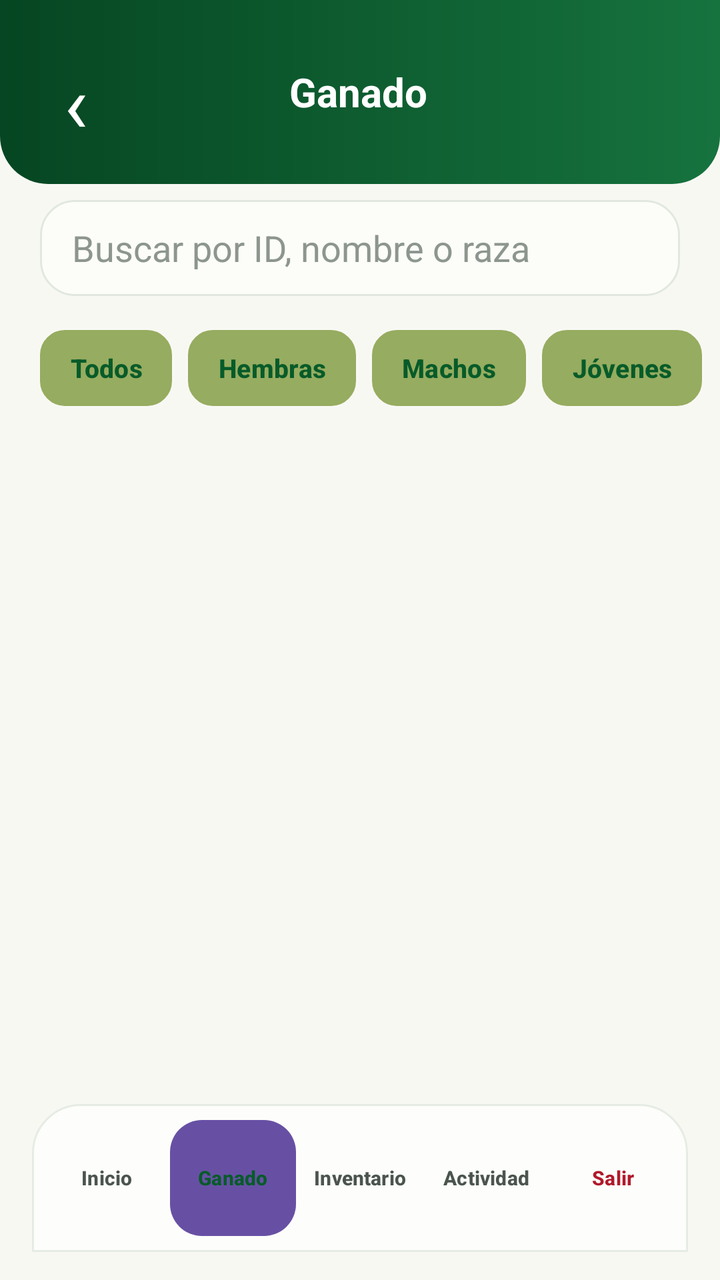
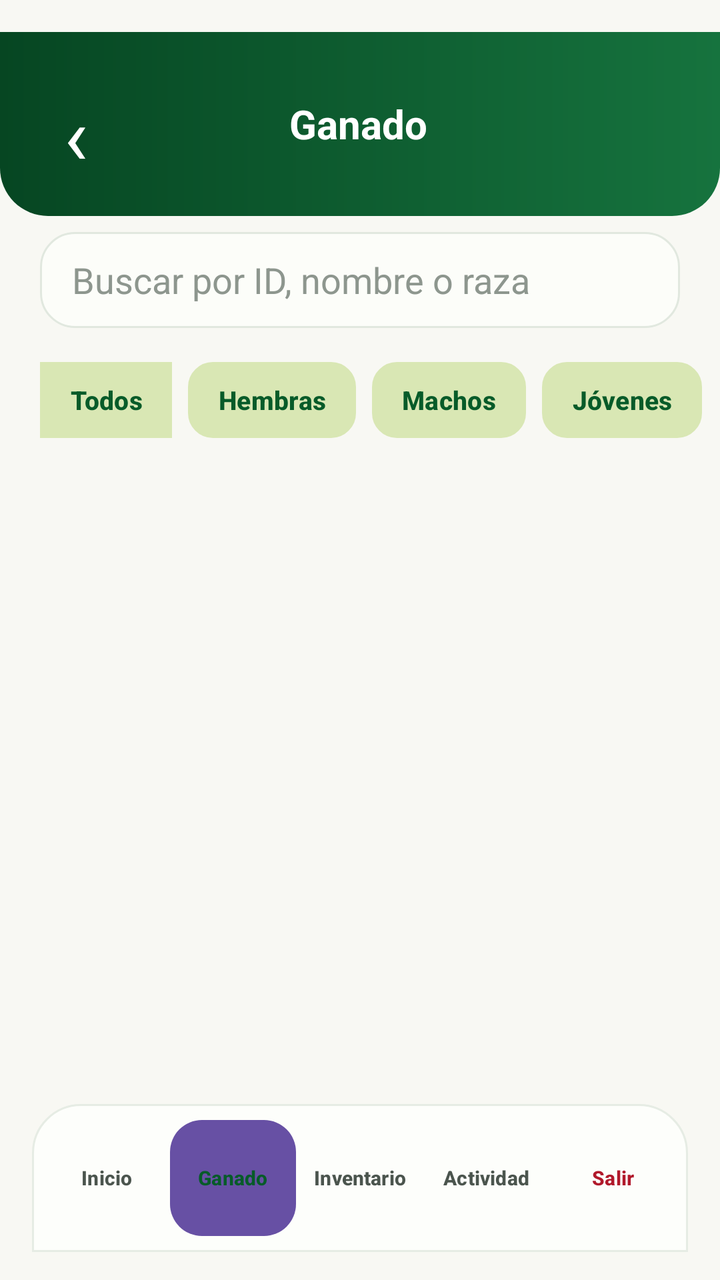

An Android layout rendered at two revisions. The XML below is the earlier revision; the diff shows what the commit changed to produce the second picture.
<!-- AndroidManifest.xml: application theme Theme.Vacuno -->
<!-- res/layout/activity_ganado.xml -->
<?xml version="1.0" encoding="utf-8"?>
<androidx.constraintlayout.widget.ConstraintLayout xmlns:android="http://schemas.android.com/apk/res/android"
    xmlns:app="http://schemas.android.com/apk/res-auto"
    android:layout_width="match_parent" android:layout_height="match_parent" android:background="@color/fondo_premium">

    <LinearLayout
        android:id="@+id/toolbar_ganado"
        android:layout_width="0dp"
        android:layout_height="92dp"
        android:layout_marginBottom="10dp"
        android:background="@drawable/bg_top_bar"
        android:gravity="center_vertical"
        android:orientation="horizontal"
        android:paddingStart="16dp"
        android:paddingEnd="18dp"
        app:layout_constraintBottom_toTopOf="@+id/et_buscar"
        app:layout_constraintEnd_toEndOf="parent"
        app:layout_constraintStart_toStartOf="parent"
        app:layout_constraintTop_toTopOf="parent">

        <TextView
            android:id="@+id/btn_volver"
            android:layout_width="44dp"
            android:layout_height="44dp"
            android:contentDescription="Volver"
            android:gravity="center"
            android:text="‹"
            android:textColor="@color/white"
            android:textSize="40sp" />

        <TextView
            android:layout_width="0dp"
            android:layout_height="wrap_content"
            android:layout_weight="1"
            android:gravity="center"
            android:text="Ganado"
            android:textColor="@color/white"
            android:textSize="20sp"
            android:textStyle="bold" />

        <View
            android:layout_width="44dp"
            android:layout_height="44dp" />
    </LinearLayout>

    <EditText android:id="@+id/et_buscar" android:layout_width="0dp" android:layout_height="48dp" android:layout_marginStart="20dp" android:layout_marginTop="8dp" android:layout_marginEnd="20dp"
        android:background="@drawable/bg_campo_texto" android:hint="Buscar por ID, nombre o raza" android:inputType="text" android:maxLines="1"
        android:paddingStart="16dp" android:paddingEnd="16dp" android:textColor="@color/texto_principal" android:textColorHint="@color/gris_hint"
        app:layout_constraintEnd_toEndOf="parent" app:layout_constraintStart_toStartOf="parent" app:layout_constraintTop_toBottomOf="@id/toolbar_ganado" />

    <HorizontalScrollView android:id="@+id/scroll_filtros" android:layout_width="0dp" android:layout_height="52dp" android:layout_marginTop="10dp" android:scrollbars="none"
        app:layout_constraintEnd_toEndOf="parent" app:layout_constraintStart_toStartOf="parent" app:layout_constraintTop_toBottomOf="@id/et_buscar">
        <LinearLayout android:layout_width="wrap_content" android:layout_height="match_parent" android:gravity="center_vertical" android:orientation="horizontal" android:paddingStart="20dp" android:paddingEnd="20dp">

            <com.google.android.material.button.MaterialButton
                android:id="@+id/btn_todos"
                style="@style/FiltroGanado"
                android:checked="true"
                android:text="Todos"
                app:backgroundTint="#96AC60" />

            <com.google.android.material.button.MaterialButton
                android:id="@+id/btn_hembras"
                style="@style/FiltroGanado"
                android:text="Hembras"
                app:backgroundTint="#96AC60" />

            <com.google.android.material.button.MaterialButton
                android:id="@+id/btn_machos"
                style="@style/FiltroGanado"
                android:text="Machos"
                app:backgroundTint="#96AC60" />

            <com.google.android.material.button.MaterialButton
                android:id="@+id/btn_jovenes"
                style="@style/FiltroGanado"
                android:text="Jóvenes"
                app:backgroundTint="#96AC60" />
        </LinearLayout>
    </HorizontalScrollView>

    <TextView android:id="@+id/tv_sin_resultados" android:layout_width="wrap_content" android:layout_height="wrap_content" android:text="No hay animales que coincidan con la búsqueda."
        android:textColor="@color/texto_secundario" android:textSize="15sp" android:visibility="gone" app:layout_constraintBottom_toBottomOf="parent" app:layout_constraintEnd_toEndOf="parent" app:layout_constraintStart_toStartOf="parent" app:layout_constraintTop_toBottomOf="@id/et_buscar" />

    <androidx.recyclerview.widget.RecyclerView
        android:id="@+id/rv_animales"
        android:layout_width="0dp"
        android:layout_height="0dp"
        android:layout_marginStart="20dp"
        android:layout_marginTop="14dp"
        android:layout_marginEnd="20dp"
        android:clipToPadding="false"
        android:paddingBottom="18dp"
        app:layout_constraintBottom_toTopOf="@id/ll_menu_ganado"
        app:layout_constraintEnd_toEndOf="parent"
        app:layout_constraintHorizontal_bias="0.0"
        app:layout_constraintStart_toStartOf="parent"
        app:layout_constraintTop_toBottomOf="@id/scroll_filtros"
        app:layout_constraintVertical_bias="0.0" />

    <LinearLayout
        android:id="@+id/ll_menu_ganado"
        android:layout_width="0dp"
        android:layout_height="74dp"
        android:layout_marginStart="16dp"
        android:layout_marginEnd="16dp"
        android:layout_marginBottom="14dp"
        android:background="@drawable/bg_bottom_nav_premium"
        android:gravity="center"
        android:orientation="horizontal"
        android:padding="6dp"
        app:layout_constraintBottom_toBottomOf="parent"
        app:layout_constraintEnd_toEndOf="parent"
        app:layout_constraintStart_toStartOf="parent">

        <Button android:id="@+id/btn_inicio" style="@style/BotonMenu" android:text="Inicio" />
        <Button android:id="@+id/btn_menu_ganado" style="@style/BotonMenu" android:background="@drawable/bg_nav_item_active" android:text="Ganado" android:textColor="@color/verde_principal" />
        <Button android:id="@+id/btn_menu_inventario" style="@style/BotonMenu" android:text="Inventario" />
        <Button android:id="@+id/btn_menu_actividad" style="@style/BotonMenu" android:text="Actividad" />
        <Button android:id="@+id/btn_cerrar_sesio" style="@style/BotonMenu" android:text="Salir" android:textColor="@color/rojo_alerta" />
    </LinearLayout>

</androidx.constraintlayout.widget.ConstraintLayout>
<!-- resources referenced by this layout -->
<resources>
  <color name="fondo_premium">#F8F8F3</color>
  <color name="gris_hint">#8D968E</color>
  <color name="rojo_alerta">#B1192B</color>
  <color name="texto_principal">#121713</color>
  <color name="texto_secundario">#4B554E</color>
  <color name="verde_principal">#075B29</color>
  <color name="white">#FFFFFFFF</color>
  <!-- drawable bg_bottom_nav_premium (drawable) -->
  <?xml version="1.0" encoding="utf-8"?>
  <shape xmlns:android="http://schemas.android.com/apk/res/android" android:shape="rectangle">
      <solid android:color="#FDFEFB" />
      <stroke android:width="1dp" android:color="#E6ECE4" />
      <corners android:topLeftRadius="24dp" android:topRightRadius="24dp" />
  </shape>
  <!-- drawable bg_campo_texto (drawable) -->
  <?xml version="1.0" encoding="utf-8"?>
  <shape xmlns:android="http://schemas.android.com/apk/res/android">
      <solid android:color="#FCFDF9" />
      <stroke
          android:width="1dp"
          android:color="@color/borde_suave" />
      <corners android:radius="17dp" />
      <padding
          android:bottom="6dp"
          android:left="10dp"
          android:right="10dp"
          android:top="6dp" />
  </shape>
  <!-- drawable bg_nav_item_active (drawable) -->
  <?xml version="1.0" encoding="utf-8"?>
  <shape xmlns:android="http://schemas.android.com/apk/res/android" android:shape="rectangle">
      <solid android:color="@color/verde_botones" />
      <corners android:radius="16dp" />
  </shape>
  <!-- drawable bg_top_bar (drawable) -->
  <?xml version="1.0" encoding="utf-8"?>
  <shape xmlns:android="http://schemas.android.com/apk/res/android" android:shape="rectangle">
      <gradient android:angle="0" android:startColor="#064622" android:endColor="#16733E" />
      <corners android:bottomLeftRadius="24dp" android:bottomRightRadius="24dp" />
  </shape>
  <style name="BotonMenu">
          <item name="android:layout_width">0dp</item>
          <item name="android:layout_height">58dp</item>
          <item name="android:layout_weight">1</item>
          <item name="android:background">@drawable/bg_nav_item</item>
          <item name="android:minWidth">0dp</item>
          <item name="android:paddingStart">2dp</item>
          <item name="android:paddingEnd">2dp</item>
          <item name="android:textAllCaps">false</item>
          <item name="android:textColor">@color/color_nav_text</item>
          <item name="android:textSize">10sp</item>
          <item name="android:textStyle">bold</item>
      </style>
  <style name="Theme.Vacuno" parent="Base.Theme.Vacuno" />
  <color name="borde_suave">#E1E8DF</color>
  <color name="verde_botones">#96AC60</color>
  <!-- drawable bg_nav_item (drawable) -->
  <?xml version="1.0" encoding="utf-8"?>
  <selector xmlns:android="http://schemas.android.com/apk/res/android">
      <item android:state_activated="true"><shape android:shape="rectangle"><solid android:color="@color/verde_botones"/><corners android:radius="16dp"/></shape></item>
      <item><shape android:shape="rectangle"><solid android:color="@android:color/transparent"/><corners android:radius="16dp"/></shape></item>
  </selector>
  <!-- drawable bg_filtro (drawable) -->
  <?xml version="1.0" encoding="utf-8"?>
  <selector xmlns:android="http://schemas.android.com/apk/res/android">
      <item android:state_checked="true"><shape android:shape="rectangle"><solid android:color="@color/verde_botones"/><corners android:radius="12dp"/></shape></item>
      <item><shape android:shape="rectangle"><solid android:color="@color/white"/><corners android:radius="12dp"/><stroke android:width="1dp" android:color="#DCE4DA"/></shape></item>
  </selector>
  <style name="Base.Theme.Vacuno" parent="Theme.Material3.DayNight.NoActionBar">
          
          
      </style>
  <!-- unchanged entries left out for length: 1 -->
</resources>

<!-- the commit's change to res/layout/activity_ganado.xml (unified diff, before → after) -->
@@ -7,6 +7,7 @@
         android:id="@+id/toolbar_ganado"
         android:layout_width="0dp"
         android:layout_height="92dp"
+        android:layout_marginTop="16dp"
         android:layout_marginBottom="10dp"
         android:background="@drawable/bg_top_bar"
         android:gravity="center_vertical"
@@ -55,27 +56,28 @@
             <com.google.android.material.button.MaterialButton
                 android:id="@+id/btn_todos"
                 style="@style/FiltroGanado"
+                android:background="#D9E7B4"
                 android:checked="true"
                 android:text="Todos"
-                app:backgroundTint="#96AC60" />
+                app:backgroundTint="#D9E7B4" />
 
             <com.google.android.material.button.MaterialButton
                 android:id="@+id/btn_hembras"
                 style="@style/FiltroGanado"
                 android:text="Hembras"
-                app:backgroundTint="#96AC60" />
+                app:backgroundTint="#D9E7B4" />
 
             <com.google.android.material.button.MaterialButton
                 android:id="@+id/btn_machos"
                 style="@style/FiltroGanado"
                 android:text="Machos"
-                app:backgroundTint="#96AC60" />
+                app:backgroundTint="#D9E7B4" />
 
             <com.google.android.material.button.MaterialButton
                 android:id="@+id/btn_jovenes"
                 style="@style/FiltroGanado"
                 android:text="Jóvenes"
-                app:backgroundTint="#96AC60" />
+                app:backgroundTint="#D9E7B4" />
         </LinearLayout>
     </HorizontalScrollView>
 
